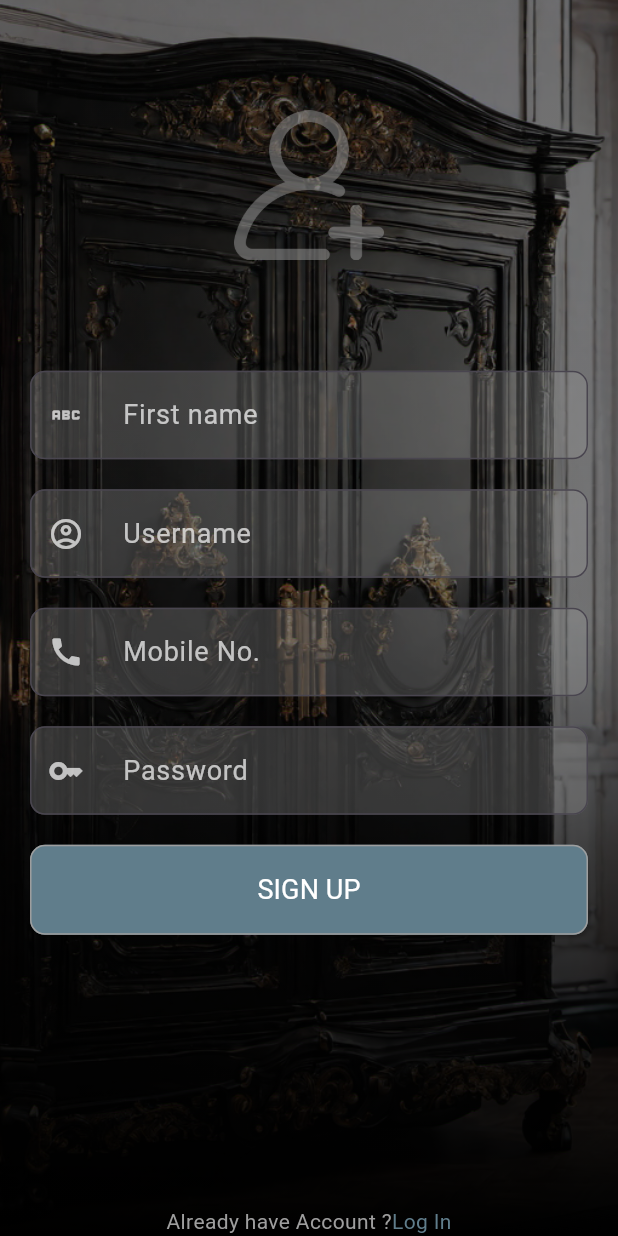
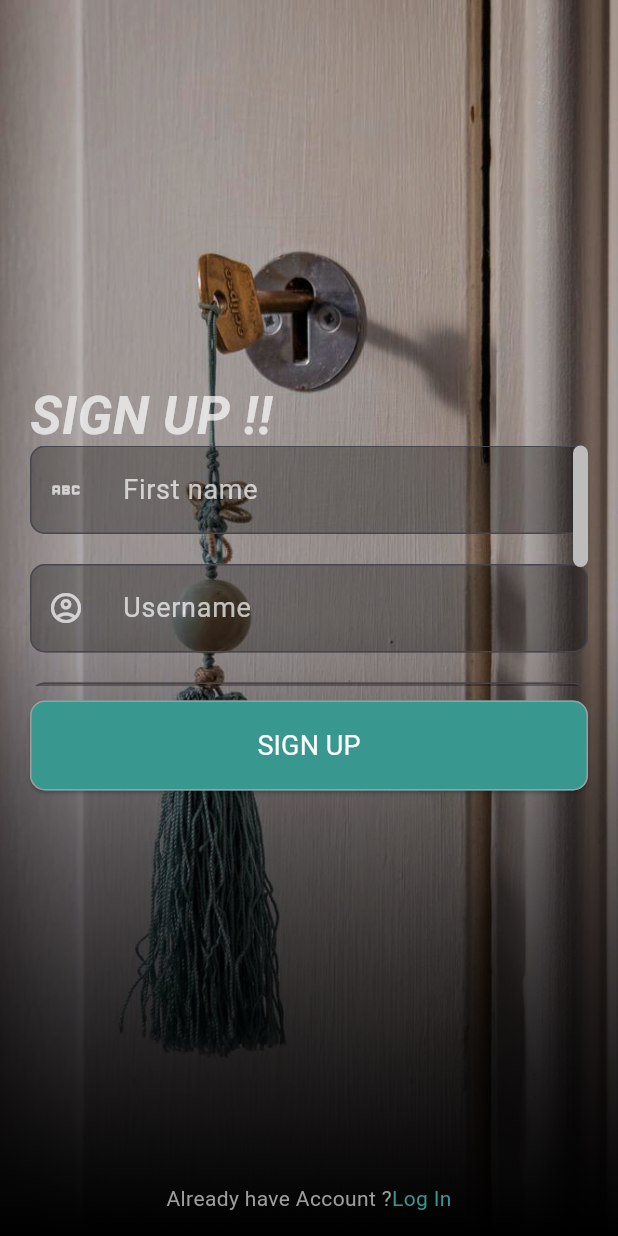
Before and after one commit to devendra-00/Wardrobe, a Flutter app: the screen it shows after launch, after a tap on "Create Account", on a phone screen of 412 x 824 dp. Run offline on Flutter 3.47's test engine with Material 2 defaults, Android fonts, the phone set to English and light mode, and no system bars; drawn by our look-alikes of flutter_animate.

Commit message:
login_signup_modified

```diff
--- a/lib/main.dart
+++ b/lib/main.dart
@@ -1,7 +1,6 @@
 import 'package:flutter/material.dart';
-import 'package:myapp/screens/login.dart';
-import 'package:myapp/screens/signup_screen.dart';
 import 'package:myapp/screens/splash_screeen.dart';
+
 
 
 void main() {
@@ -19,7 +18,6 @@ class MyApp extends StatelessWidget {
       debugShowCheckedModeBanner: false,
 
       theme: ThemeData(
-
         //colorScheme: ColorScheme.fromSeed(seedColor: Colors.deepPurple),
         useMaterial3: true,
       ),
--- a/lib/screens/login.dart
+++ b/lib/screens/login.dart
@@ -1,6 +1,7 @@
 import 'package:flutter/material.dart';
+import 'package:myapp/screens/forgotpass.dart';
 import 'package:myapp/screens/signup_screen.dart';
-import '../widgets/widgets.dart';
+import 'package:myapp/widgets/login_sign_backround.dart';
 import 'package:flutter_animate/flutter_animate.dart';
 
 class Login extends StatefulWidget {
@@ -19,53 +20,52 @@ class _LoginState extends State<Login> {
     double width= MediaQuery.of(context).size.width; //Gives the width
     return Stack(
       children: [
-        const login_background(),
+        login_sign_background(),
         Scaffold(
+          resizeToAvoidBottomInset: false,
           backgroundColor: Colors.transparent,
-          body: Stack(
-            children:[Align(alignment: Alignment.bottomCenter,child:noAccount()),
-              Column(
+          body:Stack(
             children: [
-                usericon(),
-                Expanded(
-                  child: SizedBox(
-                        height: 200,
-                        width: width,
-                        child:Padding(
-                          padding:  const EdgeInsets.only(left: 20,right: 20),
+              Align(alignment: Alignment.bottomCenter,child:noAccount() ,),
+              Stack(
+              children:[
+                Center(
+                child: Container(
+                  height: 320,
+                  width: width-40,
+                  child: Text("LOGIN !!",
+                    style: TextStyle(color:Colors.white70,fontStyle: FontStyle.italic,fontSize: 35,fontWeight: FontWeight.w700),),
+                ),
+                ),
+                Center(
+                child: Container(
+                  height: 230,
+                  width: width-40,
                   child: Column(
-                            mainAxisAlignment: MainAxisAlignment.center,
+                    mainAxisAlignment: MainAxisAlignment.spaceEvenly,
                     children: [
-                              username(),
-                              forgotUsername(),
-                              pass(),
+                      Column(children: [username(),SizedBox(height: 20,), pass(),],),
                       forgotPass(),
-                              loginButton(),
+                      loginButton()
                     ],
                   ),
-                        ) ,
                 ),
-                ),
-              ],
                 ),
               ]
               ),
-        )
-      ],
+            ]
+          ),
+        ),
+      ]
     );
   }
-
-  usericon(){
-    double height= MediaQuery.of(context).size.height; //Gives the height
-    return SizedBox(
-        height:height*0.3,
-        child: Align(
-          alignment: Alignment.bottomCenter,
-          child: Icon(Icons.account_circle,
-            shadows: const [Shadow(color: Colors.black,blurRadius: 400)],
-            size: 150,
-            color:Colors.grey.withOpacity(0.6),)
-        )
+  signupButton(){
+    double height=MediaQuery.of(context).size.height;
+    return Row(
+      children: [
+        Text("Don't have Account ?",style:TextStyle(fontSize: 12)),
+        Text("Sign Up")
+      ],
     );
   }
   username(){
@@ -94,27 +94,11 @@ class _LoginState extends State<Login> {
             ),
             labelText: "Username",labelStyle:const TextStyle(fontSize:18,color: Colors.white70) ,
             prefixIcon: const Icon(Icons.account_circle_outlined,color: Colors.white70,),
-            filled:true,fillColor:Colors.grey.withOpacity(0.3),
+            filled:true,fillColor:Colors.black.withOpacity(0.3),
             hintText:"devward0",hintStyle: TextStyle(color: Colors.white30.withOpacity(0.1))
         ),
       ).animate()
-          .fadeIn(duration: const Duration(milliseconds: 500))
           .shimmer(duration: const Duration(seconds: 1)),
-    );
-  }
-  forgotUsername(){
-      return SizedBox(
-        height: 30,
-        child: Align(
-          alignment: Alignment.topRight,
-          child: const Text("forgot username ?",
-            style: TextStyle(
-                shadows:[Shadow(color: Colors.black,blurRadius: 20)],
-                color:Colors.blueGrey,
-                fontSize:15),
-            ).animate()
-                .fadeIn(duration: const Duration(milliseconds: 500)),
-        )
     );
   }
   pass(){
@@ -143,35 +127,36 @@ class _LoginState extends State<Login> {
           ),
           prefixIcon: const Icon(Icons.key,color: Colors.white70,),
           labelText: "Password",labelStyle:const TextStyle(fontSize:18,color: Colors.white70),
-          filled:true,fillColor:Colors.grey.withOpacity(0.3),
+          filled:true,fillColor:Colors.black.withOpacity(0.3),
           hintText: '* * * * * *',hintStyle:  TextStyle(color: Colors.white30.withOpacity(0.3)),
         ),
       ).animate()
-          .fadeIn(delay:const Duration(milliseconds: 500),duration: const Duration(milliseconds: 500))
-          .shimmer(duration: const Duration(seconds: 2)),
+          .shimmer(duration: const Duration(seconds: 1)),
     );
   }
   forgotPass(){
-    return SizedBox(
+    return InkWell(
+      splashColor: Colors.transparent,
+      onTap: ()=>Navigator.push(context,MaterialPageRoute(builder: (context) => const ForgotPass())),
+      child: SizedBox(
           height: 30,
           child: Align(
             alignment: Alignment.topRight,
-          child: const Text("forgot password ?",
+            child: const Text("forgot password/username ?",
               style: TextStyle(
-                shadows: [Shadow(color: Colors.black,blurRadius: 20)],
-                color:Colors.blueGrey,
+                  shadows: [Shadow(color: Colors.black,blurRadius: 5)],
+                  color:Color(0xff8BCBC4),
                   fontSize:15),
             ).animate()
                 .fadeIn(delay:const Duration(milliseconds: 500  ),duration: const Duration(milliseconds: 500)),
           )
+      ),
     );
   }
   loginButton(){
     double width= MediaQuery.of(context).size.width; //Gives the width
     //double height= MediaQuery.of(context).size.height; //Gives the width
-    return Padding(
-      padding: const EdgeInsets.only(bottom: 20),
-      child: Container(
+    return Container(
         constraints: BoxConstraints(
           minWidth: width,
             minHeight:60
@@ -187,7 +172,7 @@ class _LoginState extends State<Login> {
                         side: const BorderSide(color: Colors.grey)
                     )
                 ),
-                backgroundColor: const MaterialStatePropertyAll<Color>(Colors.blueGrey),
+              backgroundColor: const MaterialStatePropertyAll<Color>(Color(0xff38978E)),
             ),
             child:const  Text("LOGIN",
               style: TextStyle(
@@ -198,22 +183,22 @@ class _LoginState extends State<Login> {
             )
         ),
     ).animate()
-          .fadeIn(delay:const Duration(milliseconds: 1000),duration: const Duration(milliseconds: 500)),
+        .fadeIn(delay:const Duration(milliseconds: 1000),duration: const Duration(milliseconds: 500));
+  }
+  noAccount(){
+    return Padding(
+      padding: const EdgeInsets.only(bottom: 15),
+      child: Row(
+        mainAxisAlignment: MainAxisAlignment.center,
+          children: [
+            const Text("Don't have an Account ?",style: TextStyle(color: Colors.grey)),
+            InkWell(
+              overlayColor: const MaterialStatePropertyAll(Colors.transparent),
+                onTap:(){Navigator.push(context,MaterialPageRoute(builder: (context) => const Signup()));},
+                child: const Text('Create Account', style: TextStyle(color: Color(0xff38978E)))
+            ),
+          ],
+        ),
     );
   }
-  noAccount(){
-    return Row(
-      mainAxisAlignment: MainAxisAlignment.center,
-        children: [
-          Text("Don't have an Account ?",style: TextStyle(color: Colors.grey)),
-          InkWell(
-            overlayColor: MaterialStatePropertyAll(Colors.cyan),
-              onTap:(){print(Navigator.pushReplacement(context,MaterialPageRoute(builder: (context) => const Signup())));},
-              child: Text('Create Account', style: TextStyle(color: Colors.blueGrey))
-          ),
-        ],
-      );
 }
-
-
-}
--- a/lib/screens/signup_screen.dart
+++ b/lib/screens/signup_screen.dart
@@ -1,6 +1,6 @@
 import "package:flutter/material.dart";
 import "package:flutter_animate/flutter_animate.dart";
-import "../widgets/login_background.dart";
+import "../widgets/login_sign_backround.dart";
 import "login.dart";
 
 class Signup extends StatefulWidget {
@@ -19,64 +19,60 @@ class _SignupState extends State<Signup> {
   @override
   Widget build(BuildContext context) {
     double width= MediaQuery.of(context).size.width; //Gives the width
-    return  Stack(
+    return Stack(
         children: [
-        const login_background(),
+          login_sign_background(),
           Scaffold(
             resizeToAvoidBottomInset: false,
             backgroundColor: Colors.transparent,
-          body:Column(
+            body:Stack(
                 children: [
-                  usericon(),
-                  Expanded(
-                    child: SizedBox(
-                      height: 200,
-                      width: width,
-                      child: Padding(
-                        padding: const EdgeInsets.only(left: 20,right: 20),
+                  Align(alignment: Alignment.bottomCenter,child:haveAccount() ,),
+                  Stack(
+                      children:[
+                        Center(
+                          child: Container(
+                            height: 320,
+                            width: width-40,
+                            child: Text("SIGN UP !!",
+                              style: TextStyle(color:Colors.white70,fontStyle: FontStyle.italic,fontSize: 35,fontWeight: FontWeight.w700),),
+                          ),
+                        ),
+                        Center(
+                          child: Container(
+                            height: 230,
+                            width: width-40,
                             child: Column(
-                          mainAxisAlignment: MainAxisAlignment.spaceBetween,
+
                               children: [
-                            SingleChildScrollView(
-                              child: Column(
-                                mainAxisAlignment: MainAxisAlignment.start,
-                                children: [
-                                  name(), consizedbox(),
-                                  username(), consizedbox(),
-                                  mobile(), consizedbox(),
-                                  password(), consizedbox(),
+                                Container(height: 160,
+                                  child: Scrollbar(
+                                    thumbVisibility: true,
+                                    thickness: 10,
+                                    radius: Radius.circular(20),
+                                    scrollbarOrientation: ScrollbarOrientation.right,
+                                    child: SingleChildScrollView(
+                                      scrollDirection: Axis.vertical,
+                                      child: Column(children: [name(),SizedBox(height: 20,),
+                                        username(),SizedBox(height: 20,),
+                                        mobile(),SizedBox(height: 20,),
+                                        password(),SizedBox(height: 20,),
+                                      ],),
+                                    ),
+                                  ),
+                                ),
+                                SizedBox(height: 10,),
                                 signupButton()
                               ],
                             ),
                           ),
-                            haveAccount(),
-                          ],
                         ),
-                      ) ,
+                      ]
+                  ),
+                ]
             ),
           ),
-                ],
-              ),
-        )
-      ],
-    );
-  }
-  consizedbox(){
-    return const SizedBox(
-      height: 20,
-    );
-  }
-  usericon(){
-    double height= MediaQuery.of(context).size.height; //Gives the height
-    return SizedBox(
-        height:height*0.3,
-        child: Align(
-            alignment: Alignment.center,
-            child: Image(image: const AssetImage("assets/icons/adduser.png"),
-              color:Colors.grey.withOpacity(0.5),
-              width: 100,
-            height: 100,)
-        )
+        ]
     );
   }
   name(){
@@ -107,11 +103,11 @@ class _SignupState extends State<Signup> {
               ),
               labelText: "  First name",labelStyle:const TextStyle(fontSize:18,color: Colors.white70) ,
               prefixIcon: const Icon(Icons.abc,color: Colors.white70,),
-              filled:true,fillColor:Colors.grey.withOpacity(0.3),
+              filled:true,fillColor:Colors.black.withOpacity(0.3),
               hintText:"Devedndra",hintStyle: TextStyle(color: Colors.white30.withOpacity(0.1))
           ),
         ).animate()
-            .fadeIn(duration: const Duration(milliseconds: 200))
+            .fadeIn(duration: const Duration(milliseconds: 300))
             .shimmer(duration: const Duration(seconds: 1)),
       ),
     );
@@ -142,11 +138,11 @@ class _SignupState extends State<Signup> {
             ),
             labelText: "  Username",labelStyle:const TextStyle(fontSize:18,color: Colors.white70) ,
             prefixIcon:const Icon(Icons.account_circle_outlined,color: Colors.white70,),
-            filled:true,fillColor:Colors.grey.withOpacity(0.3),
+            filled:true,fillColor:Colors.black.withOpacity(0.3),
             hintText:"devward0",hintStyle: TextStyle(color: Colors.white30.withOpacity(0.1))
         ),
       ).animate()
-          .fadeIn(delay:const Duration(milliseconds: 500),duration: const Duration(milliseconds: 500))
+          .fadeIn(delay:const Duration(milliseconds: 300),duration: const Duration(milliseconds: 300))
           .shimmer(duration: const Duration(seconds: 1)),
     );
   }
@@ -177,11 +173,11 @@ class _SignupState extends State<Signup> {
             ),
             labelText: "  Mobile No.",labelStyle:const TextStyle(fontSize:18,color: Colors.white70) ,
             prefixIcon:const Icon(Icons.call,color: Colors.white70,),
-            filled:true,fillColor:Colors.grey.withOpacity(0.3),
+            filled:true,fillColor:Colors.black.withOpacity(0.3),
             hintText:"7898820922",hintStyle: TextStyle(color: Colors.white30.withOpacity(0.1))
         ),
       ).animate()
-          .fadeIn(delay:const Duration(milliseconds: 1000),duration: const Duration(milliseconds: 800))
+          .fadeIn(delay:const Duration(milliseconds: 500),duration: const Duration(milliseconds: 300))
           .shimmer(duration: const Duration(seconds: 1)),
     );
   }
@@ -211,20 +207,18 @@ class _SignupState extends State<Signup> {
             ),
             labelText: "  Password",labelStyle:const TextStyle(fontSize:18,color: Colors.white70) ,
             prefixIcon:const Icon(Icons.key,color: Colors.white70,),
-            filled:true,fillColor:Colors.grey.withOpacity(0.3),
+            filled:true,fillColor:Colors.black.withOpacity(0.3),
             hintText:"* * * * * * *",hintStyle: TextStyle(color: Colors.white30.withOpacity(0.1))
         ),
       ).animate()
-          .fadeIn(delay:const Duration(milliseconds: 1500),duration: const Duration(milliseconds: 1200))
+          .fadeIn(delay:const Duration(milliseconds: 700),duration: const Duration(milliseconds: 300))
           .shimmer(duration: const Duration(seconds: 1)),
     );
   }
   signupButton(){
     double width= MediaQuery.of(context).size.width; //Gives the width
     //double height= MediaQuery.of(context).size.height; //Gives the width
-    return Padding(
-      padding: const EdgeInsets.only(bottom: 20),
-      child: Container(
+    return Container(
       constraints: BoxConstraints(
           minWidth: width,
           minHeight:60
@@ -240,7 +234,7 @@ class _SignupState extends State<Signup> {
                     side: const BorderSide(color: Colors.grey)
                 )
             ),
-              backgroundColor: const MaterialStatePropertyAll<Color>(Colors.blueGrey),
+            backgroundColor: const MaterialStatePropertyAll<Color>(Color(0xff38978E)),
           ),
           child:const  Text("SIGN UP",
             style: TextStyle(
@@ -251,20 +245,22 @@ class _SignupState extends State<Signup> {
           )
       ),
     ).animate()
-          .fadeIn(delay:const Duration(milliseconds: 2000),duration: const Duration(milliseconds: 500)),
-    );
+        .fadeIn(delay:const Duration(milliseconds: 900),duration: const Duration(milliseconds: 300));
   }
   haveAccount(){
-    return Row(
+    return Padding(
+      padding: const EdgeInsets.only(bottom: 15),
+      child: Row(
         mainAxisAlignment: MainAxisAlignment.center,
         children: [
           const Text("Already have Account ?",style: TextStyle(color: Colors.grey)),
           InkWell(
-            overlayColor: const MaterialStatePropertyAll(Colors.cyan),
-            onTap: (){Navigator.pushReplacement(context,MaterialPageRoute(builder: (context) => const Login()));},
-            child: const Text('Log In', style: TextStyle(color: Colors.blueGrey))
+              overlayColor: const MaterialStatePropertyAll(Colors.transparent),
+              onTap: (){Navigator.pop(context,MaterialPageRoute(builder: (context) => const Signup()));},
+              child: const Text('Log In', style: TextStyle(color: Color(0xff38978E)))
           ),
         ],
+      ),
     );
   }
 }
--- a/lib/widgets/login_background.dart
+++ b/lib/widgets/login_sign_backround.dart
@@ -1,7 +1,7 @@
 import 'package:flutter/material.dart';
 
-class login_background extends StatelessWidget {
-  const login_background({
+class login_sign_background extends StatelessWidget {
+  const login_sign_background({
     super.key,
   });
 
@@ -9,18 +9,18 @@ class login_background extends StatelessWidget {
   Widget build(BuildContext context) {
     return ShaderMask(
       shaderCallback: (bounds){
-        return const LinearGradient(
+        return  LinearGradient(
             begin: Alignment.bottomCenter,
             end: Alignment.center,
-            colors: [Colors.black,Colors.black12]
+            colors: [Colors.black,Colors.black12.withOpacity(0.1)]
         ).createShader(bounds);
       },blendMode: BlendMode.darken,
       child: Container(
-        decoration: const BoxDecoration(
+        decoration: BoxDecoration(
             image: DecorationImage(
-                image:AssetImage("assets/images/ward.png"),
+                image:const AssetImage("assets/images/fpbackground-2.jpg"),
                 fit: BoxFit.cover,
-                colorFilter: ColorFilter.mode(Colors.black45, BlendMode.darken)
+                colorFilter: ColorFilter.mode(Colors.brown.withOpacity(0.5), BlendMode.softLight)
             )
         ),
       ),
--- a/lib/widgets/widgets.dart
+++ /dev/null
@@ -1 +0,0 @@
-export 'login_background.dart';
```
Also changed, not shown: lib/screens/forgotpass.dart (added, +195 -0 lines), assets/images/fp_background.png (added), assets/images/fpback.jpeg (added), assets/images/fpbackground-2.jpg (added), assets/images/fpbackground.jpg (added), 2 other files. Lines whose indentation alone changed are shown as unchanged.
